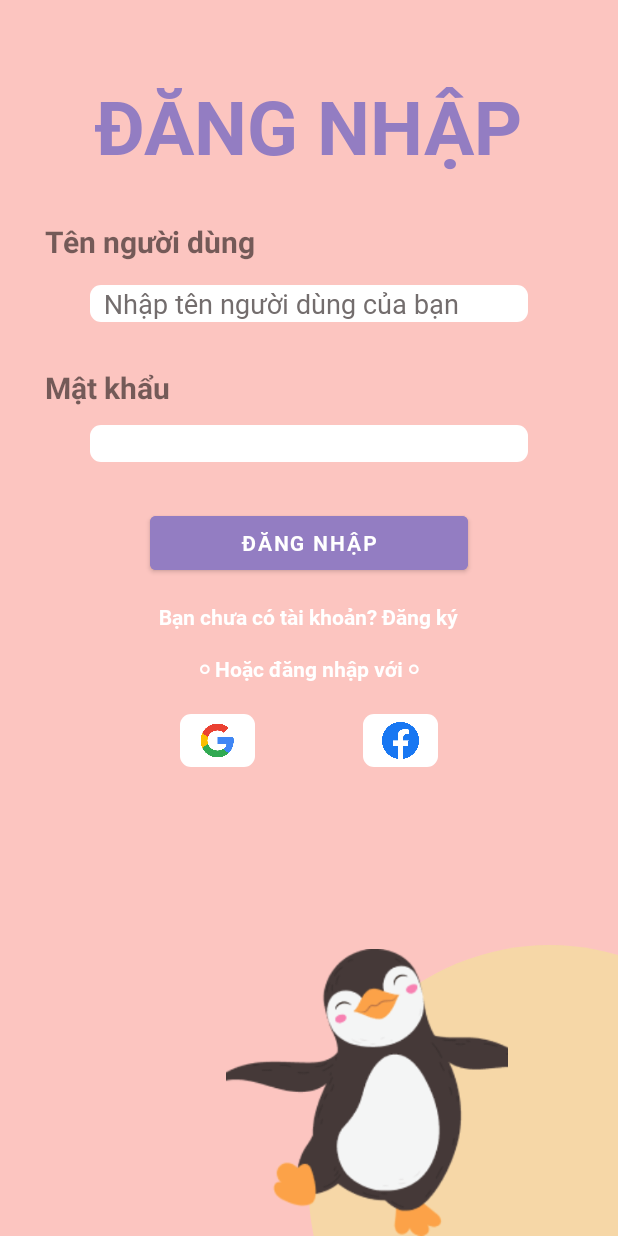
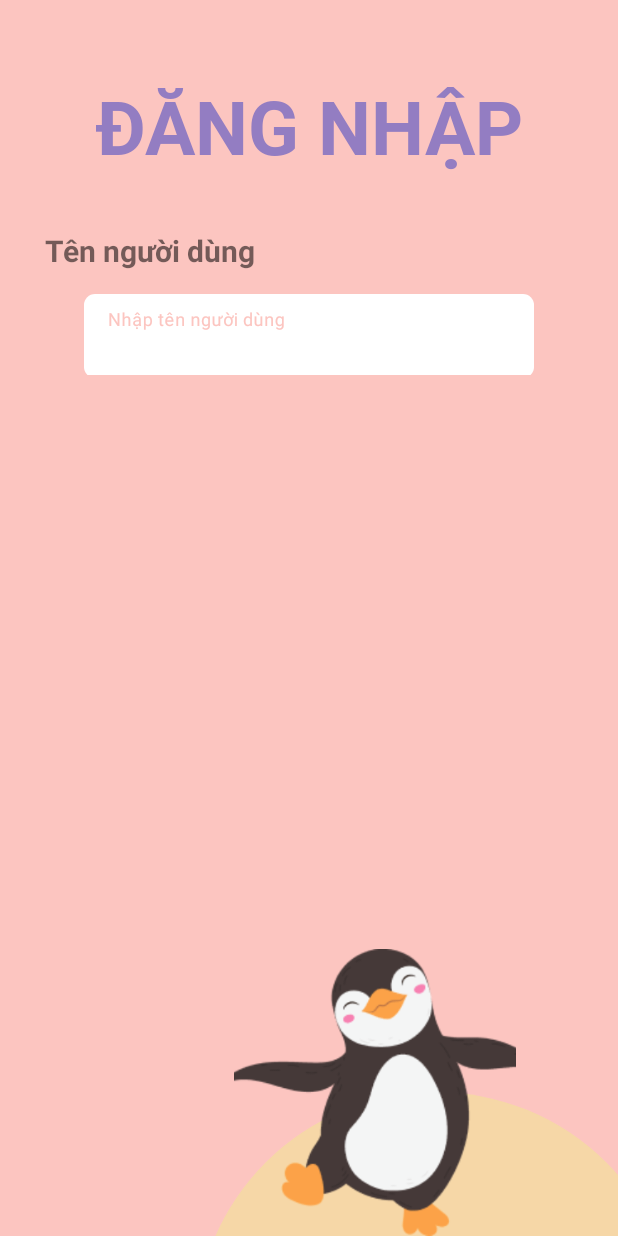
Before and after one commit to binhpt310/DACN-Mobile, an Android app: the layout activity_dang_nhap.xml on its own in the app's theme, with its tools: preview values and no code run, on a phone screen of 412 x 824 dp. Run offline under Robolectric (Android 15) with nearby library versions, the phone set to English and light mode, and no system bars.

Commit message:
Thay doi file Dang nhap

```diff
--- a/app/src/main/AndroidManifest.xml
+++ b/app/src/main/AndroidManifest.xml
@@ -19,6 +19,12 @@
             android:name=".thi_tracnghiem"
             android:exported="false" />
         <activity
+            android:name=".dang_nhap"
+            android:exported="false" />
+        <activity
+            android:name=".dang_ky"
+            android:exported="false" />
+        <activity
             android:name=".Logo_screen"
             android:exported="true">
 
--- a/app/src/main/java/com/example/dacn/Logo_screen.java
+++ b/app/src/main/java/com/example/dacn/Logo_screen.java
@@ -37,7 +37,7 @@ public class Logo_screen extends AppCompatActivity {
         new Handler().postDelayed(new Runnable() {
             @Override
             public void run() {
-                Intent intent = new Intent(Logo_screen.this, trangchu.class);
+                Intent intent = new Intent(Logo_screen.this, dang_nhap.class);
                 startActivity(intent);
                 finish();
             }
--- a/app/src/main/res/layout/activity_dang_ky.xml
+++ b/app/src/main/res/layout/activity_dang_ky.xml
@@ -86,6 +86,7 @@
         android:layout_alignParentStart="true"
         android:layout_marginStart="30dp"
         android:layout_marginTop="30dp"
+        android:fontFamily="@font/roboto_bold"
         android:text="Tên người dùng"
         android:textSize="20sp"
         android:textStyle="bold" />
--- a/app/src/main/res/layout/activity_dang_nhap.xml
+++ b/app/src/main/res/layout/activity_dang_nhap.xml
@@ -1,5 +1,5 @@
 <?xml version="1.0" encoding="utf-8"?>
-<RelativeLayout xmlns:android="http://schemas.android.com/apk/res/android"
+<androidx.constraintlayout.widget.ConstraintLayout xmlns:android="http://schemas.android.com/apk/res/android"
     xmlns:app="http://schemas.android.com/apk/res-auto"
     xmlns:tools="http://schemas.android.com/tools"
     android:layout_width="match_parent"
@@ -8,40 +8,6 @@
 
     tools:context=".dang_nhap">
 
-    <View
-        android:id="@+id/view2"
-        android:layout_width="50dp"
-        android:layout_height="35dp"
-        android:layout_below="@+id/textView6"
-        android:layout_alignParentEnd="true"
-        android:layout_marginTop="20dp"
-        android:layout_marginEnd="120dp"
-        android:background="@drawable/bg_o_nhap_thong_tin" />
-
-    <TextView
-        android:id="@+id/textView6"
-        android:layout_width="wrap_content"
-        android:layout_height="wrap_content"
-        android:layout_below="@+id/textView5"
-        android:layout_centerHorizontal="true"
-        android:layout_marginTop="15dp"
-        android:fontFamily="@font/roboto_bold"
-        android:text="⚬ Hoặc đăng nhập với ⚬"
-        android:textColor="#FFFFFF"
-        android:textStyle="bold" />
-
-    <TextView
-        android:id="@+id/textView4"
-        android:layout_width="wrap_content"
-        android:layout_height="wrap_content"
-        android:layout_below="@+id/editTextTextPersonName"
-        android:layout_alignParentStart="true"
-        android:layout_marginStart="30dp"
-        android:layout_marginTop="30dp"
-        android:text="Mật khẩu"
-        android:textSize="20sp"
-        android:textStyle="bold" />
-
     <ImageView
         android:id="@+id/imageView3"
         android:layout_width="325dp"
@@ -49,9 +15,12 @@
         android:layout_alignParentStart="true"
         android:layout_alignParentEnd="true"
         android:layout_alignParentBottom="true"
-        android:layout_marginStart="203dp"
-        android:layout_marginEnd="-117dp"
-        android:layout_marginBottom="-127dp"
+
+        android:layout_marginStart="128dp"
+
+        android:layout_marginTop="728dp"
+        app:layout_constraintStart_toStartOf="parent"
+        app:layout_constraintTop_toTopOf="parent"
         app:srcCompat="@drawable/hinh_tron" />
 
     <TextView
@@ -65,7 +34,10 @@
         android:gravity="center_horizontal"
         android:text="ĐĂNG NHẬP"
         android:textColor="@color/timxanh"
-        android:textSize="50sp" />
+        android:textSize="50sp"
+        app:layout_constraintEnd_toEndOf="parent"
+        app:layout_constraintStart_toStartOf="parent"
+        app:layout_constraintTop_toTopOf="parent" />
 
     <TextView
         android:id="@+id/textView2"
@@ -74,108 +46,12 @@
         android:layout_below="@+id/textView"
         android:layout_alignParentStart="true"
         android:layout_marginStart="30dp"
-        android:layout_marginTop="30dp"
+        android:layout_marginTop="36dp"
         android:text="Tên người dùng"
         android:textSize="20sp"
-        android:textStyle="bold" />
-
-    <EditText
-        android:id="@+id/editTextTextPersonName"
-        android:layout_width="wrap_content"
-        android:layout_height="wrap_content"
-        android:layout_below="@+id/textView2"
-        android:layout_alignParentStart="true"
-        android:layout_alignParentEnd="true"
-        android:layout_marginStart="60dp"
-        android:layout_marginTop="15dp"
-        android:layout_marginEnd="60dp"
-        android:background="@drawable/bg_o_nhap_thong_tin"
-        android:ems="10"
-        android:fontFamily="@font/roboto_regular"
-        android:inputType="textPersonName"
-        android:text="  Nhập tên người dùng của bạn"
-        android:textColor="#736D6D" />
-
-    <EditText
-        android:id="@+id/editTextTextPassword"
-        android:layout_width="wrap_content"
-        android:layout_height="wrap_content"
-        android:layout_below="@+id/textView4"
-        android:layout_alignParentStart="true"
-        android:layout_alignParentEnd="true"
-        android:layout_centerHorizontal="true"
-        android:layout_marginStart="60dp"
-        android:layout_marginTop="11dp"
-        android:layout_marginEnd="60dp"
-        android:background="@drawable/bg_o_nhap_thong_tin"
-        android:ems="10"
-        android:inputType="textPassword" />
-
-    <Button
-        android:id="@+id/button"
-        android:layout_width="wrap_content"
-        android:layout_height="wrap_content"
-        android:layout_below="@+id/editTextTextPassword"
-        android:layout_alignParentStart="true"
-
-        android:layout_alignParentEnd="true"
-        android:layout_marginStart="100dp"
-        android:layout_marginTop="30dp"
-        android:layout_marginEnd="100dp"
-        android:backgroundTint="@color/timxanh"
-        android:fontFamily="@font/roboto_bold"
-        android:text="Đăng nhập"
-        android:textColor="@color/trang" />
-
-    <TextView
-        android:id="@+id/textView5"
-        android:layout_width="wrap_content"
-        android:layout_height="wrap_content"
-        android:layout_below="@+id/button"
-        android:layout_centerHorizontal="true"
-        android:layout_marginTop="15dp"
-        android:fontFamily="@font/roboto_bold"
-        android:text="Bạn chưa có tài khoản? Đăng ký"
-        android:textColor="#FFFFFF"
-        android:textStyle="bold" />
-
-    <View
-        android:id="@+id/view"
-        android:layout_width="50dp"
-        android:layout_height="35dp"
-        android:layout_below="@+id/textView6"
-        android:layout_alignParentStart="true"
-        android:layout_marginStart="120dp"
-        android:layout_marginTop="20dp"
-        android:background="@drawable/bg_o_nhap_thong_tin" />
-
-    <ImageView
-        android:id="@+id/imageView2"
-        android:layout_width="30dp"
-        android:layout_height="30dp"
-        android:layout_alignStart="@+id/view"
-        android:layout_alignTop="@+id/view"
-        android:layout_alignEnd="@+id/view"
-        android:layout_alignBottom="@+id/view"
-        android:layout_marginStart="12dp"
-        android:layout_marginTop="5dp"
-        android:layout_marginEnd="12dp"
-        android:layout_marginBottom="5dp"
-        app:srcCompat="@drawable/google_icon" />
-
-    <ImageView
-        android:id="@+id/imageView4"
-        android:layout_width="30dp"
-        android:layout_height="30dp"
-        android:layout_alignStart="@+id/view2"
-        android:layout_alignTop="@+id/view2"
-        android:layout_alignEnd="@+id/view2"
-        android:layout_alignBottom="@+id/view2"
-        android:layout_marginStart="12dp"
-        android:layout_marginTop="5dp"
-        android:layout_marginEnd="12dp"
-        android:layout_marginBottom="5dp"
-        app:srcCompat="@drawable/fb_icon" />
+        android:textStyle="bold"
+        app:layout_constraintStart_toStartOf="parent"
+        app:layout_constraintTop_toBottomOf="@+id/textView" />
 
     <ImageView
         android:id="@+id/imageView5"
@@ -184,9 +60,26 @@
         android:layout_alignParentStart="true"
         android:layout_alignParentEnd="true"
         android:layout_alignParentBottom="true"
-        android:layout_marginStart="77dp"
-        android:layout_marginEnd="0dp"
-        android:layout_marginBottom="0dp"
+        app:layout_constraintBottom_toBottomOf="parent"
+        app:layout_constraintEnd_toEndOf="parent"
         app:srcCompat="@drawable/penguin" />
 
-</RelativeLayout>
+    <com.google.android.material.textfield.TextInputLayout
+        android:id="@+id/textInputLayout"
+        android:layout_width="300dp"
+        android:layout_height="wrap_content"
+
+        android:layout_marginTop="15dp"
+        app:layout_constraintEnd_toEndOf="parent"
+        app:layout_constraintStart_toStartOf="parent"
+        app:layout_constraintTop_toBottomOf="@+id/textView2">
+
+        <com.google.android.material.textfield.TextInputEditText
+            android:layout_width="match_parent"
+            android:layout_height="wrap_content"
+            android:background="@drawable/bg_o_nhap_thong_tin"
+            android:hint="Nhập tên người dùng" />
+
+    </com.google.android.material.textfield.TextInputLayout>
+
+</androidx.constraintlayout.widget.ConstraintLayout>
```
